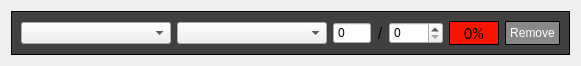
Qt form Forms/Materials.ui (Michael-R-R/GW2_Tool_Hub) before a commit.
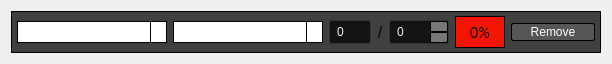
The same form after that commit.

What changed in the file:
```diff
--- a/Forms/Materials.ui
+++ b/Forms/Materials.ui
@@ -6,8 +6,8 @@
    <rect>
     <x>0</x>
     <y>0</y>
-    <width>581</width>
-    <height>63</height>
+    <width>612</width>
+    <height>64</height>
    </rect>
   </property>
   <property name="windowTitle">
@@ -25,10 +25,28 @@
 
 QPushButton
 {
-	background-color: rgb(136, 136, 136);
+	background-color: rgba(136, 136, 136, 30%);
 	color: white;
+	min-width: 80px;
+	border-style: solid;
+	border-width: 1px;
+	border-radius: 2px;
+	border-color: black;
+	padding: 1px;
+}
+
+QPushButton::flat
+{
+	background-color: transparent;
+	border: none;
+	color: #fff;
+}
+
+QPushButton::hover
+{
+	background-color: rgba(0, 39, 255, 20%);
 	border: 1px solid black;
-    padding: 4px;
+
 }
 
 QPushButton:pressed 
@@ -36,10 +54,98 @@
     background-color: rgb(64, 64, 64);
 }
 
+QComboBox
+{
+    background-color: qlineargradient(spread:repeat, x1:1, y1:0, x2:1, y2:1,              	stop:0 rgba(84, 84, 84, 255),stop:1 rgba(59, 59, 59, 255));
+    border: 1px solid #000;
+    padding-left: 6px;
+    color: #ffffff;
+    height: 20px;
+}
+
+QComboBox::disabled
+{
+	background-color: #404040;
+	color: #656565;
+	border-color: #051a39;
+}
+
+QComboBox:on
+{
+    background-color: rgba(0, 39, 255, 20%);
+	color: #000;
+}
+
 QComboBox QAbstractItemView
 {
-	background-color: white;
-    selection-background-color: rgb(64, 64, 64);
+    background-color: #383838;
+    color: #ffffff;
+    border: 1px solid black;
+    selection-background-color: rgba(0, 39, 255, 20%);
+    outline: 0;
+}
+
+QComboBox::drop-down
+{
+	background-color: qlineargradient(spread:repeat, x1:1, y1:0, x2:1, y2:1,   	        	stop:0 rgba(57, 57, 57, 255),stop:1 rgba(50, 50, 50, 255));
+    subcontrol-origin: padding;
+    subcontrol-position: top right;
+    width: 15px;
+    border-left-width: 1px;
+    border-left-color: black;
+    border-left-style: solid; 
+}
+
+QSpinBox
+{
+    background-color: #131313;
+	color : #eee;
+	border: 1px solid #343434;
+	padding: 3px;
+	padding-left: 5px;
+    border-radius : 2px;
+}
+
+QSpinBox::up-button
+{
+	border-top-right-radius:2px;
+	background-color: #777777;
+    width: 16px; 
+    border-width: 1px;
+    border: 1px solid black;
+}
+
+QSpinBox::up-button:hover
+{
+	background-color: #585858;
+}
+
+QSpinBox::up-button:pressed
+{
+	background-color: #252525;
+    width: 16px; 
+    border-width: 1px;
+}
+
+QSpinBox::down-button
+{
+	border-bottom-right-radius:2px;
+	background-color: #777777;
+    width: 16px; 
+    border-width: 1px;
+    border: 1px solid black;
+}
+
+QSpinBox::down-button:hover
+{
+	background-color: #585858;
+}
+
+QSpinBox::down-button:pressed
+{
+	background-color: #252525;
+    width: 16px; 
+    border-width: 1px;
 }</string>
      </property>
      <property name="frameShape">
@@ -49,6 +155,18 @@
       <enum>QFrame::Raised</enum>
      </property>
      <layout class="QHBoxLayout" name="horizontalLayout">
+      <property name="leftMargin">
+       <number>4</number>
+      </property>
+      <property name="topMargin">
+       <number>4</number>
+      </property>
+      <property name="rightMargin">
+       <number>4</number>
+      </property>
+      <property name="bottomMargin">
+       <number>4</number>
+      </property>
       <item>
        <layout class="QHBoxLayout" name="materialsWidgetLayout">
         <item>
@@ -140,7 +258,11 @@
            </font>
           </property>
           <property name="styleSheet">
-           <string notr="true">border: 0px solid black;</string>
+           <string notr="true">QLabel
+{
+	color: black;
+	border: 0px solid black;
+}</string>
           </property>
           <property name="lineWidth">
            <number>1</number>
```
